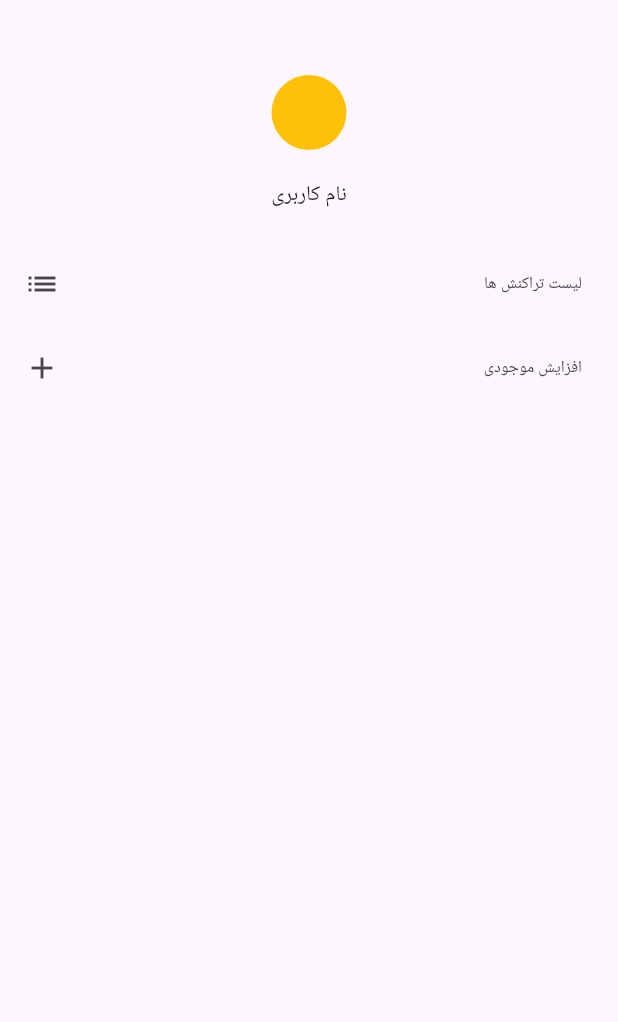
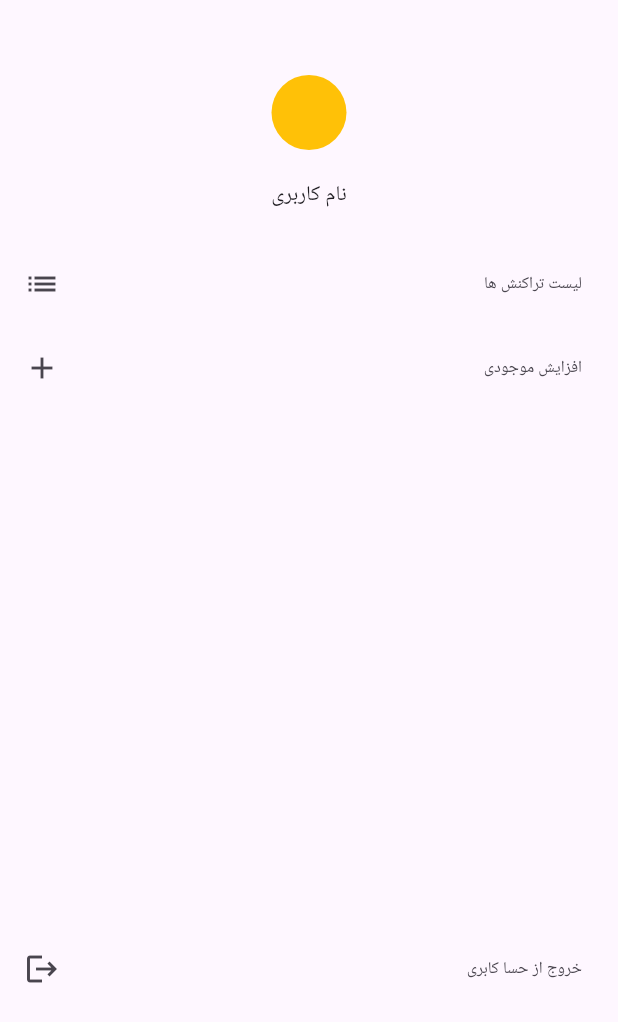
Before and after one commit to Ehsan973/flutter_sinus_mpm_app, a Flutter app: the screen it shows after launch, on a phone screen of 412 x 824 dp. Shown: the top 1022 px of the screen. Run offline on Flutter 3.47's test engine with Material 3 defaults, Android fonts, the light colour scheme and no system bars.

Commit message:
add log out in profile screen

```diff
--- a/lib/src/features/profile/presentation/profile_screen.dart
+++ b/lib/src/features/profile/presentation/profile_screen.dart
@@ -38,8 +38,8 @@ class ProfileScreen extends StatelessWidget {
                   },
                 ));
               },
-              trailing: Text("لیست تراکنش ها"),
-              leading: Icon(Icons.list),
+              trailing: const Text("لیست تراکنش ها"),
+              leading: const Icon(Icons.list),
             ),
             ListTile(
               onTap: () {
@@ -51,7 +51,22 @@ class ProfileScreen extends StatelessWidget {
               },
               trailing: const Text("افزایش موجودی"),
               leading: const Icon(Icons.add),
-            )
+            ),
+            const Spacer(),
+            ListTile(
+              onTap: () {
+                Navigator.of(context).push(MaterialPageRoute(
+                  builder: (context) {
+                    return const AddWalletScreen();
+                  },
+                ));
+              },
+              trailing: const Text("خروج از حسا کابری"),
+              leading: const Icon(Icons.logout),
+            ),
+            const SizedBox(
+              height: 150,
+            ),
           ],
         ),
       ),
```
